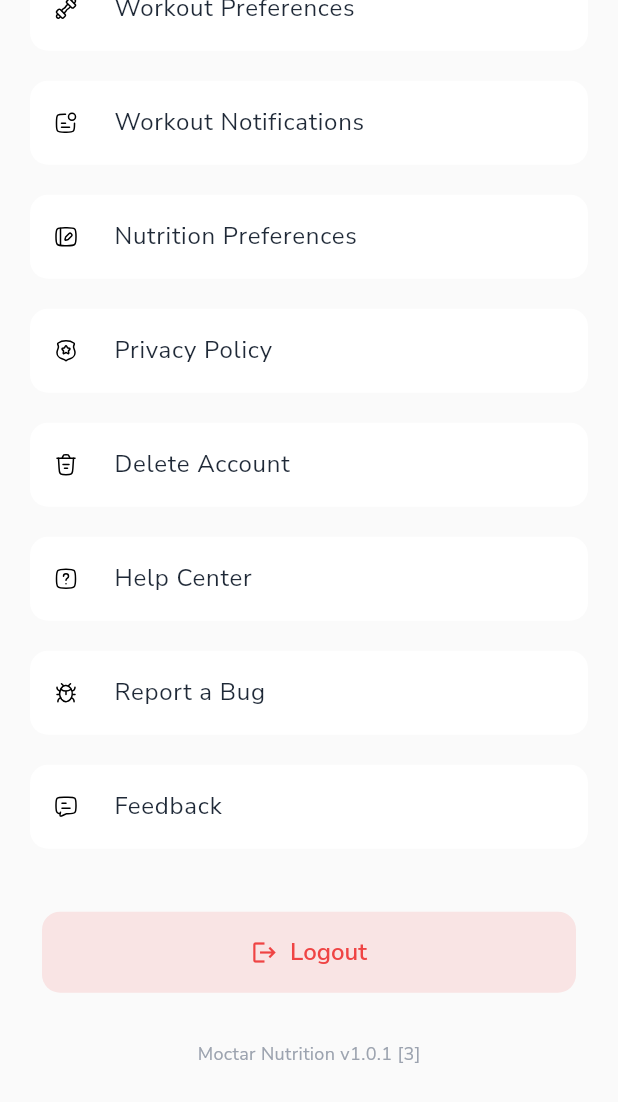
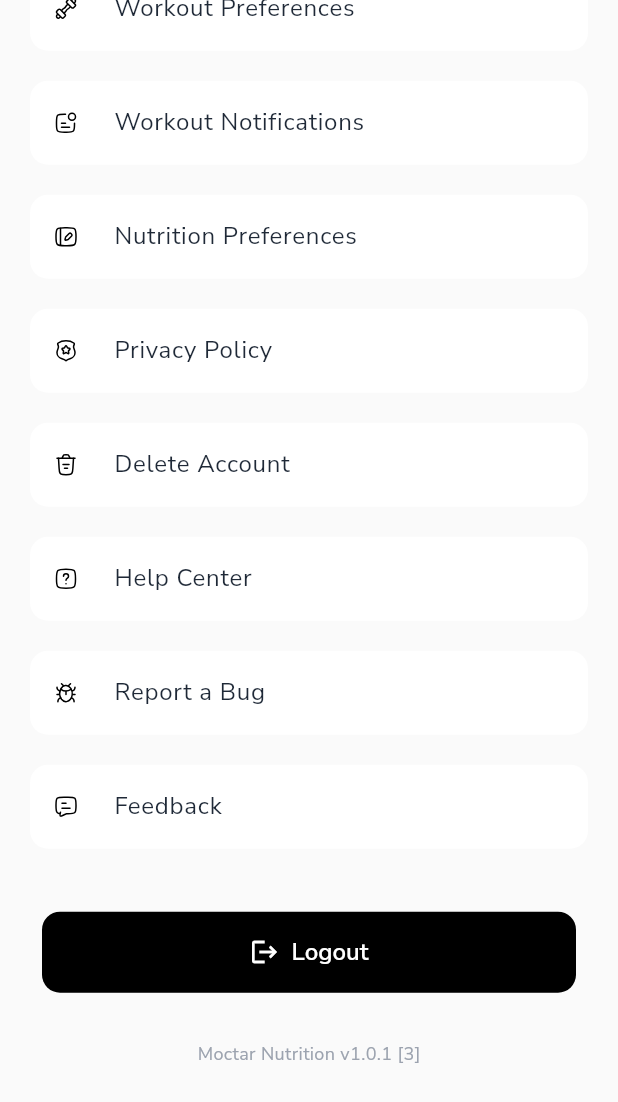
Before and after one commit to mahmoudal99/moctarnutrition, a Flutter app: the ProfileScreen screen opened directly, scrolled down 576 dp, on a phone screen of 412 x 824 dp. Shown: the top 1102 px of the screen. Run offline on Flutter 3.47's test engine with Material 3 defaults, Android fonts, the phone set to English and light mode, and no system bars; our stand-ins replace auth_buttons, cached_network_image, cloud_firestore, confetti, firebase_auth, firebase_core and 18 more; missing offline and left inert: flutter_floating_bottom_bar, flutter_stripe, mobile_scanner, openfoodfacts; accounts and stored records are empty; network calls fail; project files that could hold a hidden picture were left out.

Commit message:
Improve admin_home_screen.dart design

```diff
--- a/lib/features/admin/presentation/screens/admin_home_screen.dart
+++ b/lib/features/admin/presentation/screens/admin_home_screen.dart
@@ -503,7 +503,7 @@ class _SalesCard extends StatelessWidget {
               children: [
                 Text('Total Revenue',
                     style: AppTextStyles.bodyMedium
-                        .copyWith(color: Colors.white70)),
+                        .copyWith(color: Colors.white)),
                 Text(totalBalance,
                     style: AppTextStyles.heading2.copyWith(
                         color: Colors.white, fontWeight: FontWeight.bold)),
--- a/lib/features/profile/presentation/widgets/profile_logout_button.dart
+++ b/lib/features/profile/presentation/widgets/profile_logout_button.dart
@@ -16,8 +16,8 @@ class ProfileLogoutButton extends StatelessWidget {
           padding: const EdgeInsets.symmetric(horizontal: 8),
           child: ElevatedButton.icon(
             style: ElevatedButton.styleFrom(
-              backgroundColor: AppConstants.errorColor.withOpacity(0.12),
-              foregroundColor: AppConstants.errorColor,
+              backgroundColor: Colors.black,
+              foregroundColor: Colors.white,
               minimumSize: const Size.fromHeight(48),
               shape: RoundedRectangleBorder(
                 borderRadius: BorderRadius.circular(12),
@@ -35,7 +35,10 @@ class ProfileLogoutButton extends StatelessWidget {
                       ),
                     ),
                   )
-                : const Icon(Icons.logout),
+                : const Icon(
+                    Icons.logout,
+                    size: 20,
+                  ),
             label: Text(authProvider.isLoading ? 'Signing out...' : 'Logout'),
             onPressed: authProvider.isLoading
                 ? null
```
